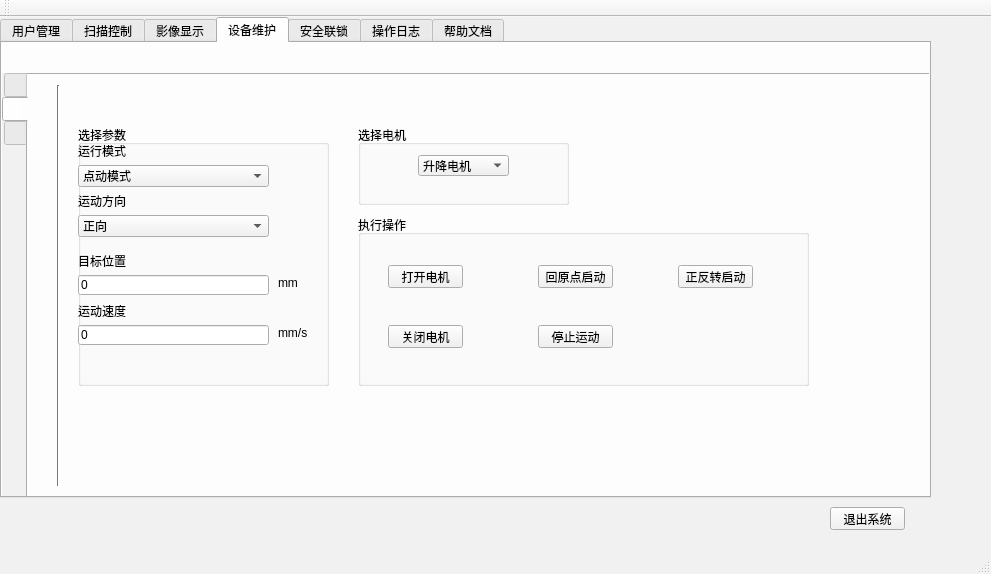
xzyuan/newCT, file GUI/mainwindow.ui: the form before one commit.
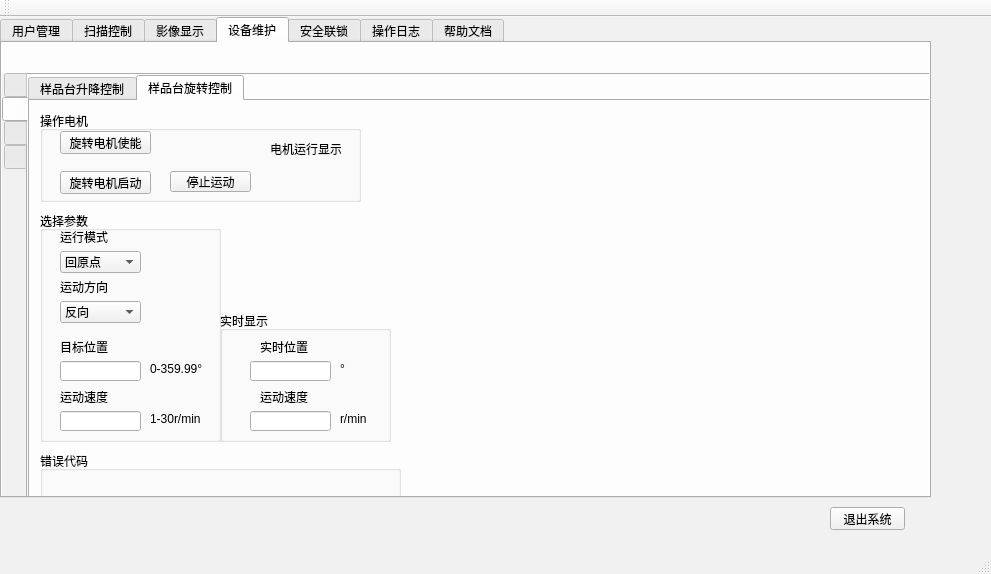
The form after the commit. The open tabs and pages were chosen to show the change. Icons and pictures are not drawn.

Commit message: 绘制样品台升降和旋转控制页面，添加转台控制器Icon，由中科大博士宋一凡绘制。

```diff
--- a/GUI/mainwindow.ui
+++ b/GUI/mainwindow.ui
@@ -1177,110 +1177,29 @@
        <attribute name="title">
         <string/>
        </attribute>
-       <widget class="Line" name="line">
+       <widget class="QTabWidget" name="tabWidget_Sample">
         <property name="geometry">
          <rect>
-          <x>20</x>
-          <y>10</y>
-          <width>20</width>
-          <height>401</height>
+          <x>0</x>
+          <y>0</y>
+          <width>911</width>
+          <height>431</height>
          </rect>
         </property>
-        <property name="orientation">
-         <enum>Qt::Vertical</enum>
+        <property name="currentIndex">
+         <number>1</number>
         </property>
-       </widget>
-       <widget class="QGroupBox" name="groupBox_6">
-        <property name="geometry">
-         <rect>
-          <x>330</x>
-          <y>140</y>
-          <width>451</width>
-          <height>171</height>
-         </rect>
-        </property>
-        <property name="title">
-         <string>执行操作</string>
-        </property>
-        <property name="flat">
-         <bool>false</bool>
-        </property>
-        <property name="checkable">
-         <bool>false</bool>
-        </property>
-        <widget class="QPushButton" name="btn_SampleOff">
-         <property name="geometry">
-          <rect>
-           <x>30</x>
-           <y>110</y>
-           <width>75</width>
-           <height>23</height>
-          </rect>
-         </property>
-         <property name="text">
-          <string>关闭电机</string>
-         </property>
-        </widget>
-        <widget class="QPushButton" name="btn_SampleStop">
-         <property name="geometry">
-          <rect>
-           <x>180</x>
-           <y>110</y>
-           <width>75</width>
-           <height>23</height>
-          </rect>
-         </property>
-         <property name="text">
-          <string>停止运动</string>
-         </property>
-        </widget>
-        <widget class="QPushButton" name="btn_SampleOriginStart">
-         <property name="geometry">
-          <rect>
-           <x>180</x>
-           <y>50</y>
-           <width>75</width>
-           <height>23</height>
-          </rect>
-         </property>
-         <property name="text">
-          <string>回原点启动</string>
-         </property>
-        </widget>
-        <widget class="QPushButton" name="btn_SampleOn">
-         <property name="geometry">
-          <rect>
-           <x>30</x>
-           <y>50</y>
-           <width>75</width>
-           <height>23</height>
-          </rect>
-         </property>
-         <property name="text">
-          <string>打开电机</string>
-         </property>
-        </widget>
-        <widget class="QPushButton" name="btn_SampleDirectionStart">
-         <property name="geometry">
-          <rect>
-           <x>320</x>
-           <y>50</y>
-           <width>75</width>
-           <height>23</height>
-          </rect>
-         </property>
-         <property name="text">
-          <string>正反转启动</string>
-         </property>
-        </widget>
-       </widget>
+        <widget class="QWidget" name="tab_15">
+         <attribute name="title">
+          <string>样品台升降控制</string>
+         </attribute>
        <widget class="QGroupBox" name="groupBox_7">
         <property name="geometry">
          <rect>
-          <x>50</x>
-          <y>50</y>
-          <width>251</width>
-          <height>261</height>
+            <x>10</x>
+            <y>110</y>
+            <width>181</width>
+            <height>231</height>
          </rect>
         </property>
         <property name="title">
@@ -1289,7 +1208,7 @@
         <widget class="QLabel" name="label_32">
          <property name="geometry">
           <rect>
-           <x>0</x>
+             <x>20</x>
            <y>20</y>
            <width>54</width>
            <height>12</height>
@@ -1302,20 +1221,20 @@
         <widget class="QLabel" name="label_31">
          <property name="geometry">
           <rect>
-           <x>200</x>
+             <x>110</x>
            <y>200</y>
-           <width>31</width>
+             <width>61</width>
            <height>16</height>
           </rect>
          </property>
          <property name="text">
-          <string>mm/s</string>
+            <string>0.1-4mm/s</string>
          </property>
         </widget>
         <widget class="QLabel" name="label_33">
          <property name="geometry">
           <rect>
-           <x>0</x>
+             <x>20</x>
            <y>130</y>
            <width>54</width>
            <height>12</height>
@@ -1328,7 +1247,7 @@
         <widget class="QLabel" name="label_30">
          <property name="geometry">
           <rect>
-           <x>0</x>
+             <x>20</x>
            <y>180</y>
            <width>54</width>
            <height>12</height>
@@ -1341,12 +1260,17 @@
         <widget class="QComboBox" name="comboBox_SampleMode">
          <property name="geometry">
           <rect>
-           <x>0</x>
+             <x>20</x>
            <y>40</y>
-           <width>191</width>
+             <width>81</width>
            <height>22</height>
           </rect>
          </property>
+           <item>
+            <property name="text">
+             <string>回原点</string>
+            </property>
+           </item>
          <item>
           <property name="text">
            <string>点动模式</string>
@@ -1361,9 +1285,9 @@
         <widget class="QComboBox" name="comboBox_SampleDirection">
          <property name="geometry">
           <rect>
-           <x>0</x>
+             <x>20</x>
            <y>90</y>
-           <width>191</width>
+             <width>81</width>
            <height>22</height>
           </rect>
          </property>
@@ -1381,7 +1305,7 @@
         <widget class="QLabel" name="label_35">
          <property name="geometry">
           <rect>
-           <x>0</x>
+             <x>20</x>
            <y>70</y>
            <width>54</width>
            <height>12</height>
@@ -1394,34 +1318,176 @@
         <widget class="QLineEdit" name="lineEdit_SampleDestPosition">
          <property name="geometry">
           <rect>
-           <x>0</x>
+             <x>20</x>
            <y>150</y>
-           <width>191</width>
+             <width>81</width>
            <height>20</height>
           </rect>
          </property>
          <property name="text">
-          <string>0</string>
+            <string/>
          </property>
         </widget>
         <widget class="QLineEdit" name="lineEdit_SampleSpeed">
          <property name="geometry">
           <rect>
-           <x>0</x>
+             <x>20</x>
            <y>200</y>
-           <width>191</width>
+             <width>81</width>
            <height>20</height>
           </rect>
          </property>
          <property name="text">
-          <string>0</string>
+            <string/>
          </property>
         </widget>
         <widget class="QLabel" name="label_34">
          <property name="geometry">
           <rect>
-           <x>200</x>
+             <x>110</x>
            <y>150</y>
+             <width>41</width>
+             <height>20</height>
+            </rect>
+           </property>
+           <property name="text">
+            <string>0-200mm</string>
+           </property>
+          </widget>
+         </widget>
+         <widget class="QGroupBox" name="groupBox_6">
+          <property name="geometry">
+           <rect>
+            <x>10</x>
+            <y>10</y>
+            <width>321</width>
+            <height>91</height>
+           </rect>
+          </property>
+          <property name="title">
+           <string>操作电机</string>
+          </property>
+          <widget class="QLabel" name="label_36">
+           <property name="geometry">
+            <rect>
+             <x>230</x>
+             <y>30</y>
+             <width>71</width>
+             <height>16</height>
+            </rect>
+           </property>
+           <property name="text">
+            <string>电机运行显示</string>
+           </property>
+          </widget>
+          <widget class="QLabel" name="label_20">
+           <property name="geometry">
+            <rect>
+             <x>140</x>
+             <y>20</y>
+             <width>21</width>
+             <height>21</height>
+            </rect>
+           </property>
+           <property name="text">
+            <string/>
+           </property>
+           <property name="pixmap">
+            <pixmap>D:/WorkSpace/CT/红灯.png</pixmap>
+           </property>
+           <property name="scaledContents">
+            <bool>true</bool>
+           </property>
+          </widget>
+          <widget class="QLabel" name="label_37">
+           <property name="geometry">
+            <rect>
+             <x>250</x>
+             <y>60</y>
+             <width>21</width>
+             <height>21</height>
+            </rect>
+           </property>
+           <property name="text">
+            <string/>
+           </property>
+           <property name="pixmap">
+            <pixmap>D:/WorkSpace/CT/红灯.png</pixmap>
+           </property>
+           <property name="scaledContents">
+            <bool>true</bool>
+           </property>
+          </widget>
+          <widget class="QPushButton" name="btn_SampleDirectionStart">
+           <property name="geometry">
+            <rect>
+             <x>20</x>
+             <y>60</y>
+             <width>91</width>
+             <height>23</height>
+            </rect>
+           </property>
+           <property name="text">
+            <string>升降电机启动</string>
+           </property>
+          </widget>
+          <widget class="QPushButton" name="btn_SampleStop">
+           <property name="geometry">
+            <rect>
+             <x>130</x>
+             <y>60</y>
+             <width>81</width>
+             <height>21</height>
+            </rect>
+           </property>
+           <property name="text">
+            <string>停止运动</string>
+           </property>
+          </widget>
+          <widget class="QPushButton" name="btn_SampleOn">
+           <property name="geometry">
+            <rect>
+             <x>20</x>
+             <y>20</y>
+             <width>91</width>
+             <height>23</height>
+            </rect>
+           </property>
+           <property name="text">
+            <string>升降电机使能</string>
+           </property>
+          </widget>
+         </widget>
+         <widget class="QGroupBox" name="groupBox_10">
+          <property name="geometry">
+           <rect>
+            <x>190</x>
+            <y>210</y>
+            <width>181</width>
+            <height>131</height>
+           </rect>
+          </property>
+          <property name="title">
+           <string>实时显示</string>
+          </property>
+          <widget class="QLineEdit" name="lineEdit_SampleSpeed_2">
+           <property name="geometry">
+            <rect>
+             <x>30</x>
+             <y>100</y>
+             <width>81</width>
+             <height>20</height>
+            </rect>
+           </property>
+           <property name="text">
+            <string/>
+           </property>
+          </widget>
+          <widget class="QLabel" name="label_39">
+           <property name="geometry">
+            <rect>
+             <x>120</x>
+             <y>50</y>
            <width>21</width>
            <height>16</height>
           </rect>
@@ -1430,41 +1496,472 @@
           <string>mm</string>
          </property>
         </widget>
-       </widget>
-       <widget class="QGroupBox" name="groupBox_8">
+          <widget class="QLabel" name="label_40">
+           <property name="geometry">
+            <rect>
+             <x>40</x>
+             <y>80</y>
+             <width>54</width>
+             <height>12</height>
+            </rect>
+           </property>
+           <property name="text">
+            <string>运动速度</string>
+           </property>
+          </widget>
+          <widget class="QLabel" name="label_38">
         <property name="geometry">
          <rect>
-          <x>330</x>
+             <x>40</x>
+             <y>30</y>
+             <width>54</width>
+             <height>12</height>
+            </rect>
+           </property>
+           <property name="text">
+            <string>实时位置</string>
+           </property>
+          </widget>
+          <widget class="QLabel" name="label_41">
+           <property name="geometry">
+            <rect>
+             <x>120</x>
+             <y>100</y>
+             <width>31</width>
+             <height>16</height>
+            </rect>
+           </property>
+           <property name="text">
+            <string>mm/s</string>
+           </property>
+          </widget>
+          <widget class="QLineEdit" name="lineEdit_SampleDestPosition_2">
+           <property name="geometry">
+            <rect>
+             <x>30</x>
           <y>50</y>
-          <width>211</width>
-          <height>80</height>
-         </rect>
-        </property>
+             <width>81</width>
+             <height>20</height>
+            </rect>
+           </property>
+           <property name="text">
+            <string/>
+           </property>
+          </widget>
+         </widget>
+         <widget class="QGroupBox" name="groupBox_14">
+          <property name="geometry">
+           <rect>
+            <x>10</x>
+            <y>350</y>
+            <width>361</width>
+            <height>51</height>
+           </rect>
+          </property>
         <property name="title">
-         <string>选择电机</string>
-        </property>
-        <widget class="QComboBox" name="comboBox_SampleSelect">
+           <string>错误代码</string>
+          </property>
+          <widget class="QLabel" name="label_SampleUpDownError">
          <property name="geometry">
           <rect>
-           <x>60</x>
-           <y>30</y>
-           <width>91</width>
-           <height>21</height>
-          </rect>
-         </property>
-         <property name="editable">
-          <bool>false</bool>
-         </property>
+             <x>20</x>
+             <y>20</y>
+             <width>111</width>
+             <height>16</height>
+            </rect>
+           </property>
+           <property name="text">
+            <string/>
+           </property>
+          </widget>
+         </widget>
+        </widget>
+        <widget class="QWidget" name="tab_16">
+         <attribute name="title">
+          <string>样品台旋转控制</string>
+         </attribute>
+         <widget class="QGroupBox" name="groupBox_11">
+          <property name="geometry">
+           <rect>
+            <x>10</x>
+            <y>110</y>
+            <width>181</width>
+            <height>231</height>
+           </rect>
+          </property>
+          <property name="title">
+           <string>选择参数</string>
+          </property>
+          <widget class="QLabel" name="label_55">
+           <property name="geometry">
+            <rect>
+             <x>20</x>
+             <y>20</y>
+             <width>54</width>
+             <height>12</height>
+            </rect>
+           </property>
+           <property name="text">
+            <string>运行模式</string>
+           </property>
+          </widget>
+          <widget class="QLabel" name="label_56">
+           <property name="geometry">
+            <rect>
+             <x>110</x>
+             <y>200</y>
+             <width>61</width>
+             <height>16</height>
+            </rect>
+           </property>
+           <property name="text">
+            <string>1-30r/min</string>
+           </property>
+          </widget>
+          <widget class="QLabel" name="label_57">
+           <property name="geometry">
+            <rect>
+             <x>20</x>
+             <y>130</y>
+             <width>54</width>
+             <height>12</height>
+            </rect>
+           </property>
+           <property name="text">
+            <string>目标位置</string>
+           </property>
+          </widget>
+          <widget class="QLabel" name="label_58">
+           <property name="geometry">
+            <rect>
+             <x>20</x>
+             <y>180</y>
+             <width>54</width>
+             <height>12</height>
+            </rect>
+           </property>
+           <property name="text">
+            <string>运动速度</string>
+           </property>
+          </widget>
+          <widget class="QComboBox" name="comboBox_SampleMode_3">
+           <property name="geometry">
+            <rect>
+             <x>20</x>
+             <y>40</y>
+             <width>81</width>
+             <height>22</height>
+            </rect>
+           </property>
          <item>
           <property name="text">
-           <string>升降电机</string>
+             <string>回原点</string>
           </property>
          </item>
          <item>
           <property name="text">
-           <string>旋转电机</string>
-          </property>
-         </item>
+             <string>点动模式</string>
+            </property>
+           </item>
+           <item>
+            <property name="text">
+             <string>定位运动模式</string>
+            </property>
+           </item>
+          </widget>
+          <widget class="QComboBox" name="comboBox_SampleDirection_3">
+           <property name="geometry">
+            <rect>
+             <x>20</x>
+             <y>90</y>
+             <width>81</width>
+             <height>22</height>
+            </rect>
+           </property>
+           <item>
+            <property name="text">
+             <string>反向</string>
+            </property>
+           </item>
+           <item>
+            <property name="text">
+             <string>正向</string>
+            </property>
+           </item>
+          </widget>
+          <widget class="QLabel" name="label_59">
+           <property name="geometry">
+            <rect>
+             <x>20</x>
+             <y>70</y>
+             <width>54</width>
+             <height>12</height>
+            </rect>
+           </property>
+           <property name="text">
+            <string>运动方向</string>
+           </property>
+          </widget>
+          <widget class="QLineEdit" name="lineEdit_SampleDestPosition_5">
+           <property name="geometry">
+            <rect>
+             <x>20</x>
+             <y>150</y>
+             <width>81</width>
+             <height>20</height>
+            </rect>
+           </property>
+           <property name="text">
+            <string/>
+           </property>
+          </widget>
+          <widget class="QLineEdit" name="lineEdit_SampleSpeed_5">
+           <property name="geometry">
+            <rect>
+             <x>20</x>
+             <y>200</y>
+             <width>81</width>
+             <height>20</height>
+            </rect>
+           </property>
+           <property name="text">
+            <string/>
+           </property>
+          </widget>
+          <widget class="QLabel" name="label_60">
+           <property name="geometry">
+            <rect>
+             <x>110</x>
+             <y>150</y>
+             <width>61</width>
+             <height>16</height>
+            </rect>
+           </property>
+           <property name="text">
+            <string>0-359.99°</string>
+           </property>
+          </widget>
+         </widget>
+         <widget class="QGroupBox" name="groupBox_12">
+          <property name="geometry">
+           <rect>
+            <x>190</x>
+            <y>210</y>
+            <width>171</width>
+            <height>131</height>
+           </rect>
+          </property>
+          <property name="title">
+           <string>实时显示</string>
+          </property>
+          <widget class="QLineEdit" name="lineEdit_SampleSpeed_6">
+           <property name="geometry">
+            <rect>
+             <x>30</x>
+             <y>100</y>
+             <width>81</width>
+             <height>20</height>
+            </rect>
+           </property>
+           <property name="text">
+            <string/>
+           </property>
+          </widget>
+          <widget class="QLabel" name="label_61">
+           <property name="geometry">
+            <rect>
+             <x>120</x>
+             <y>50</y>
+             <width>21</width>
+             <height>16</height>
+            </rect>
+           </property>
+           <property name="text">
+            <string>°</string>
+           </property>
+          </widget>
+          <widget class="QLabel" name="label_62">
+           <property name="geometry">
+            <rect>
+             <x>40</x>
+             <y>80</y>
+             <width>54</width>
+             <height>12</height>
+            </rect>
+           </property>
+           <property name="text">
+            <string>运动速度</string>
+           </property>
+          </widget>
+          <widget class="QLabel" name="label_63">
+           <property name="geometry">
+            <rect>
+             <x>40</x>
+             <y>30</y>
+             <width>54</width>
+             <height>12</height>
+            </rect>
+           </property>
+           <property name="text">
+            <string>实时位置</string>
+           </property>
+          </widget>
+          <widget class="QLabel" name="label_64">
+           <property name="geometry">
+            <rect>
+             <x>120</x>
+             <y>100</y>
+             <width>31</width>
+             <height>16</height>
+            </rect>
+           </property>
+           <property name="text">
+            <string>r/min</string>
+           </property>
+          </widget>
+          <widget class="QLineEdit" name="lineEdit_SampleDestPosition_6">
+           <property name="geometry">
+            <rect>
+             <x>30</x>
+             <y>50</y>
+             <width>81</width>
+             <height>20</height>
+            </rect>
+           </property>
+           <property name="text">
+            <string/>
+           </property>
+          </widget>
+         </widget>
+         <widget class="QGroupBox" name="groupBox_13">
+          <property name="geometry">
+           <rect>
+            <x>10</x>
+            <y>10</y>
+            <width>321</width>
+            <height>91</height>
+           </rect>
+          </property>
+          <property name="title">
+           <string>操作电机</string>
+          </property>
+          <widget class="QLabel" name="label_65">
+           <property name="geometry">
+            <rect>
+             <x>230</x>
+             <y>30</y>
+             <width>71</width>
+             <height>16</height>
+            </rect>
+           </property>
+           <property name="text">
+            <string>电机运行显示</string>
+           </property>
+          </widget>
+          <widget class="QLabel" name="label_66">
+           <property name="geometry">
+            <rect>
+             <x>140</x>
+             <y>20</y>
+             <width>21</width>
+             <height>21</height>
+            </rect>
+           </property>
+           <property name="text">
+            <string/>
+           </property>
+           <property name="pixmap">
+            <pixmap>D:/WorkSpace/CT/红灯.png</pixmap>
+           </property>
+           <property name="scaledContents">
+            <bool>true</bool>
+           </property>
+          </widget>
+          <widget class="QLabel" name="label_67">
+           <property name="geometry">
+            <rect>
+             <x>250</x>
+             <y>60</y>
+             <width>21</width>
+             <height>21</height>
+            </rect>
+           </property>
+           <property name="text">
+            <string/>
+           </property>
+           <property name="pixmap">
+            <pixmap>D:/WorkSpace/CT/红灯.png</pixmap>
+           </property>
+           <property name="scaledContents">
+            <bool>true</bool>
+           </property>
+          </widget>
+          <widget class="QPushButton" name="btn_SampleDirectionStart_3">
+           <property name="geometry">
+            <rect>
+             <x>20</x>
+             <y>60</y>
+             <width>91</width>
+             <height>23</height>
+            </rect>
+           </property>
+           <property name="text">
+            <string>旋转电机启动</string>
+           </property>
+          </widget>
+          <widget class="QPushButton" name="btn_SampleStop_3">
+           <property name="geometry">
+            <rect>
+             <x>130</x>
+             <y>60</y>
+             <width>81</width>
+             <height>21</height>
+            </rect>
+           </property>
+           <property name="text">
+            <string>停止运动</string>
+           </property>
+          </widget>
+          <widget class="QPushButton" name="btn_SampleOn_3">
+           <property name="geometry">
+            <rect>
+             <x>20</x>
+             <y>20</y>
+             <width>91</width>
+             <height>23</height>
+            </rect>
+           </property>
+           <property name="text">
+            <string>旋转电机使能</string>
+           </property>
+          </widget>
+         </widget>
+         <widget class="QGroupBox" name="groupBox_15">
+          <property name="geometry">
+           <rect>
+            <x>10</x>
+            <y>350</y>
+            <width>361</width>
+            <height>51</height>
+           </rect>
+          </property>
+          <property name="title">
+           <string>错误代码</string>
+          </property>
+          <widget class="QLabel" name="label_SampleTurnError">
+           <property name="geometry">
+            <rect>
+             <x>20</x>
+             <y>20</y>
+             <width>111</width>
+             <height>16</height>
+            </rect>
+           </property>
+           <property name="text">
+            <string/>
+           </property>
+          </widget>
+         </widget>
         </widget>
        </widget>
       </widget>
@@ -1794,6 +2291,15 @@
        <zorder>label_XrayStatus</zorder>
        <zorder>textEdit_XrayLog</zorder>
       </widget>
+      <widget class="QWidget" name="tab_13">
+       <attribute name="icon">
+        <iconset>
+         <normaloff>../Src/转台控制器.tif</normaloff>../Src/转台控制器.tif</iconset>
+       </attribute>
+       <attribute name="title">
+        <string/>
+       </attribute>
+      </widget>
      </widget>
     </widget>
     <widget class="QWidget" name="tab_7">
```
Left out of the diff: 2 changed lines with no effect on the pictures. Lines whose indentation alone changed are shown as unchanged. The commit also changes 6 other files.
